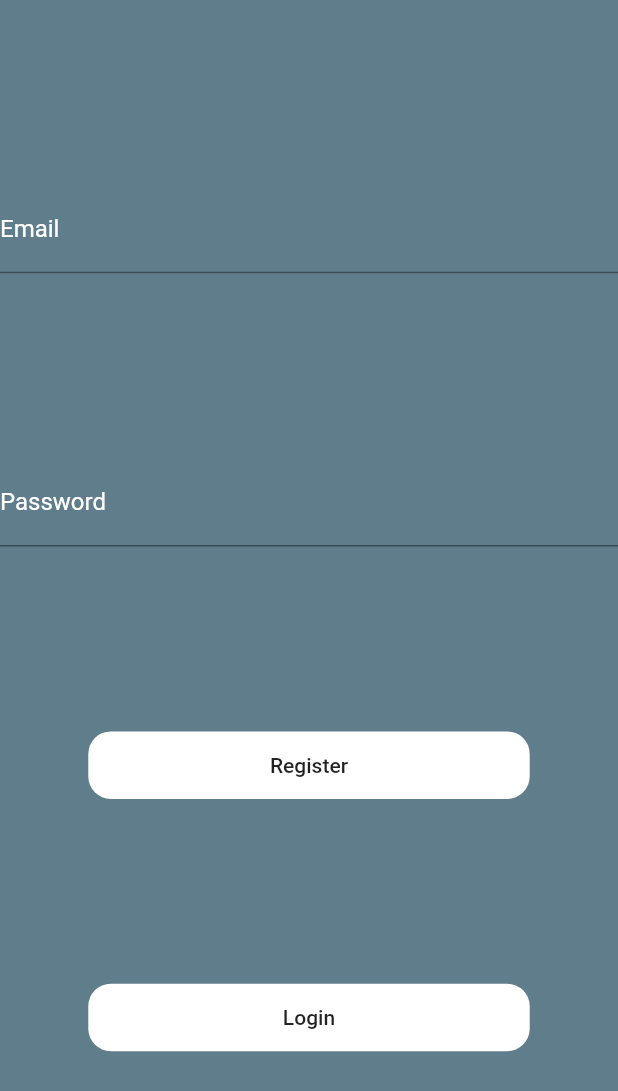
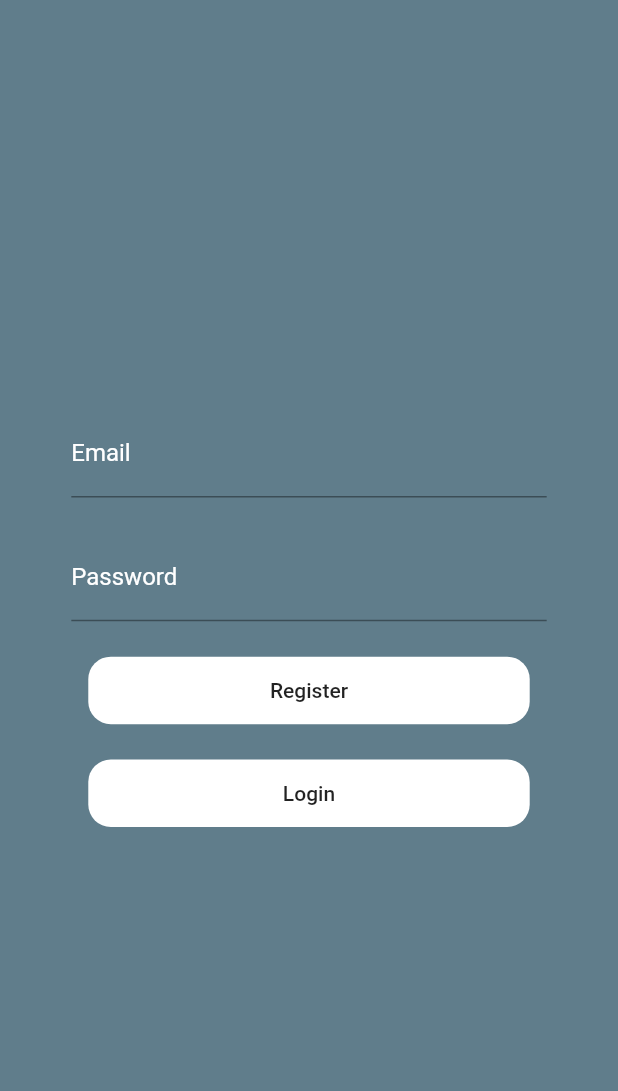
Before and after one commit to jsuderman/crypto_wallet, a Flutter app: the screen it shows after launch, on a phone screen of 412 x 824 dp. Shown: the top 1091 px of the screen. Run offline on Flutter 3.47's test engine with Material 2 defaults, Android fonts, the phone set to English and light mode, and no system bars; our stand-ins replace cloud_firestore, firebase_auth, firebase_core; accounts and stored records are empty.

Commit message:
cleaned up sign in page

```diff
--- a/lib/ui/authentication.dart
+++ b/lib/ui/authentication.dart
@@ -23,9 +23,12 @@ class _AuthenticationState extends State<Authentication> {
           color: Colors.blueGrey,
         ),
         child: Column(
-          mainAxisAlignment: MainAxisAlignment.spaceEvenly,
+          mainAxisAlignment: MainAxisAlignment.center,
           children: [
-            TextFormField(
+            Container(
+              width: MediaQuery.of(context).size.width / 1.3,
+              child: TextFormField(
+                style: TextStyle(color: Colors.white),
                 controller: _emailField,
                 decoration: InputDecoration(
                   hintText: "something@email.com",
@@ -35,7 +38,14 @@ class _AuthenticationState extends State<Authentication> {
                   ),
                 ),
               ),
-            TextFormField(
+            ),
+            SizedBox(
+              height: MediaQuery.of(context).size.height / 35,
+            ),
+            Container(
+              width: MediaQuery.of(context).size.width / 1.3,
+              child: TextFormField(
+                style: TextStyle(color: Colors.white),
                 controller: _passwordField,
                 obscureText: true,
                 decoration: InputDecoration(
@@ -45,6 +55,10 @@ class _AuthenticationState extends State<Authentication> {
                     color: Colors.white,
                   ),
                 ),
+              ),
+            ),
+            SizedBox(
+              height: MediaQuery.of(context).size.height / 35,
             ),
             Container(
               width: MediaQuery.of(context).size.width / 1.4,
@@ -68,6 +82,9 @@ class _AuthenticationState extends State<Authentication> {
                 },
                 child: Text("Register"),
               ),
+            ),
+            SizedBox(
+              height: MediaQuery.of(context).size.height / 35,
             ),
             Container(
               width: MediaQuery.of(context).size.width / 1.4,
```
Lines whose indentation alone changed are shown as unchanged.
